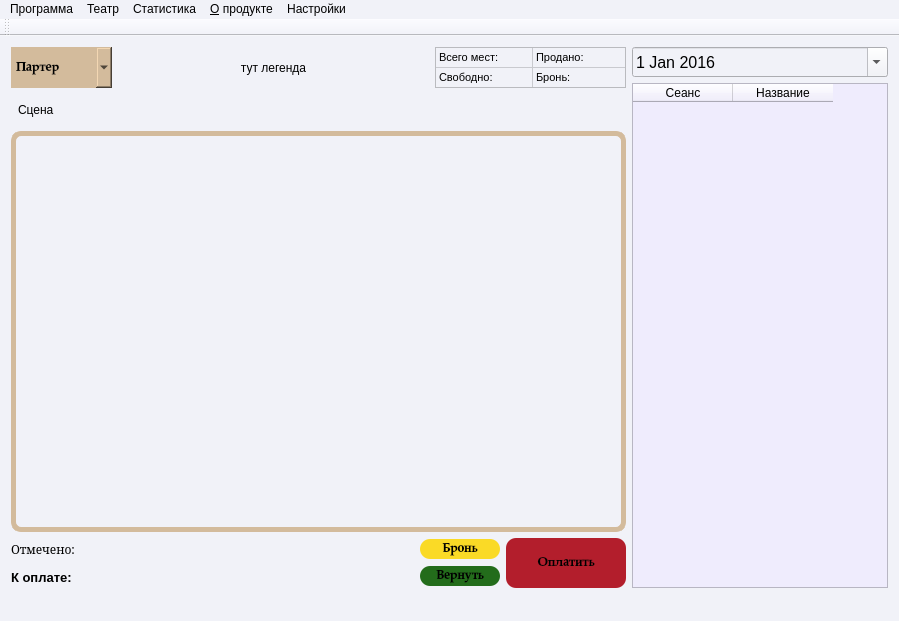
This is VTeatre/mainwindow.ui in sashaserg/Cursovaya as Qt 5 draws it before an edit. The edited form follows.
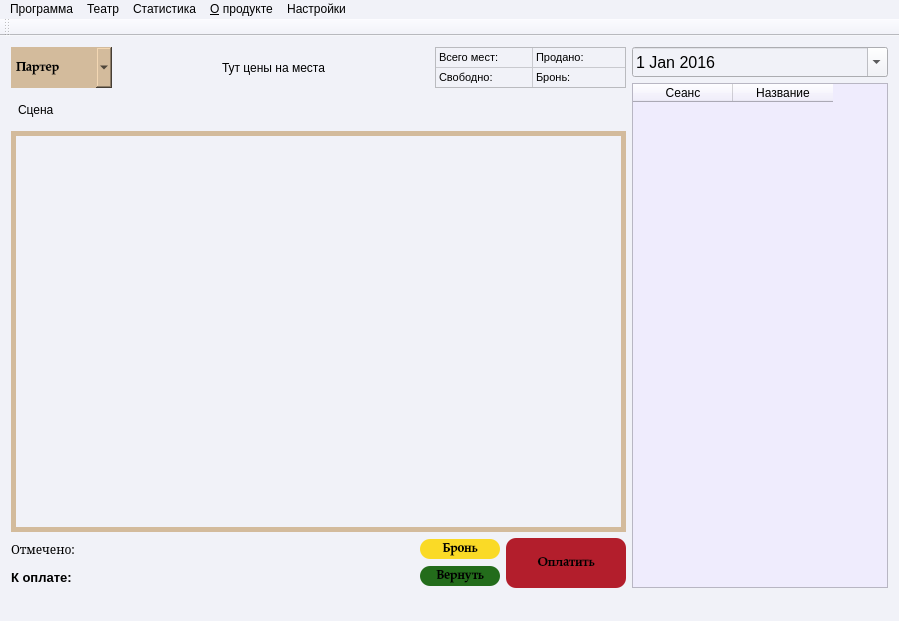
This is the edited form.

What changed in the file:
```diff
--- a/VTeatre/mainwindow.ui
+++ b/VTeatre/mainwindow.ui
@@ -101,7 +101,7 @@
            </size>
           </property>
           <property name="text">
-           <string>тут легенда</string>
+           <string>Тут цены на места</string>
           </property>
           <property name="alignment">
            <set>Qt::AlignCenter</set>
@@ -338,7 +338,7 @@
         <property name="styleSheet">
          <string notr="true">border-style: solid;
 border-width: 5px;
-border-radius: 10px;		
+border-radius: 1px;		
 border-color: #d3bb9c;
 
 
```
Left out of the diff: 4 changed lines with no effect on the pictures.
